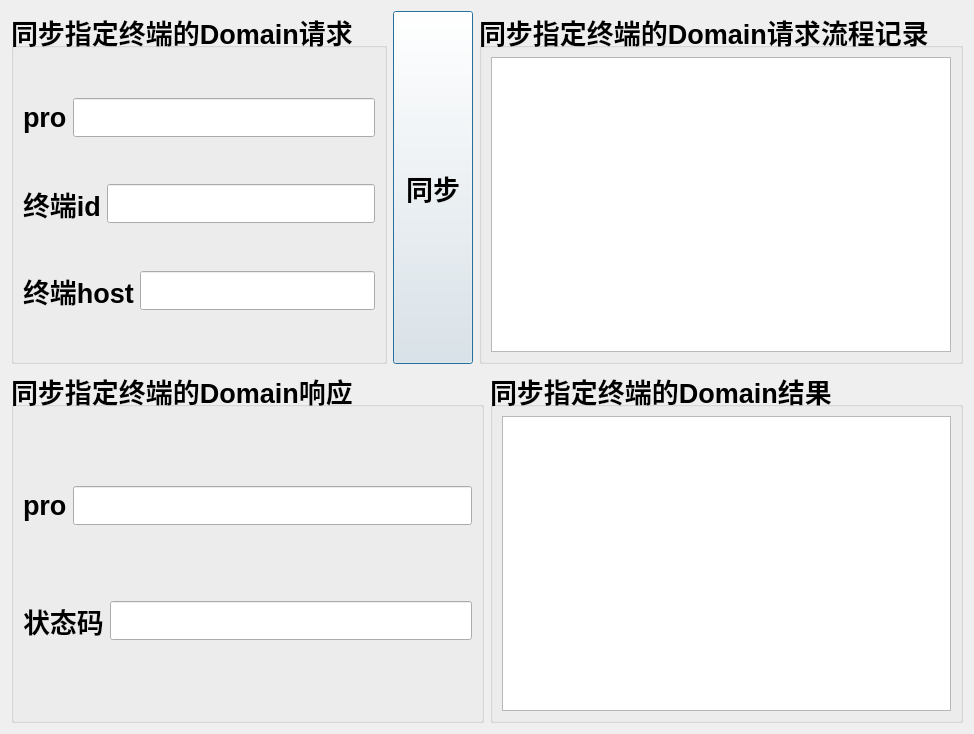
Before: the Qt Designer form syncspecmrdomain.ui in guoshijiang/IspdNewCalibrator, drawn with Qt 5.
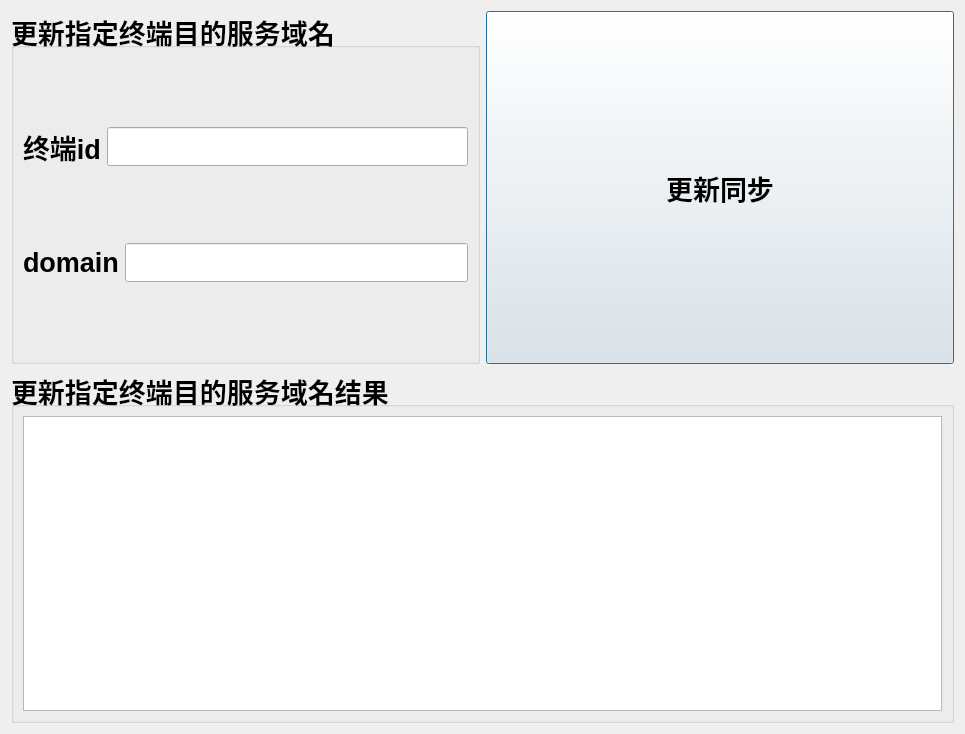
After: the same form once the commit is applied.

Diff of the .ui file:
```diff
--- a/syncspecmrdomain.ui
+++ b/syncspecmrdomain.ui
@@ -26,23 +26,9 @@
         </font>
        </property>
        <property name="title">
-        <string>同步指定终端的Domain请求</string>
+        <string>更新指定终端目的服务域名   </string>
        </property>
        <layout class="QVBoxLayout" name="verticalLayout_2">
-        <item>
-         <layout class="QHBoxLayout" name="horizontalLayout_3">
-          <item>
-           <widget class="QLabel" name="label">
-            <property name="text">
-             <string>pro</string>
-            </property>
-           </widget>
-          </item>
-          <item>
-           <widget class="QLineEdit" name="lineEdit_req_pro"/>
-          </item>
-         </layout>
-        </item>
         <item>
          <layout class="QHBoxLayout" name="horizontalLayout_7">
           <item>
@@ -62,7 +48,7 @@
           <item>
            <widget class="QLabel" name="label_req_host">
             <property name="text">
-             <string>终端host</string>
+             <string>domain</string>
             </property>
            </widget>
           </item>
@@ -90,85 +76,14 @@
         </font>
        </property>
        <property name="text">
-        <string>同步</string>
+        <string>更新同步</string>
        </property>
       </widget>
      </item>
-     <item>
-      <widget class="QGroupBox" name="groupBox_2">
-       <property name="font">
-        <font>
-         <pointsize>20</pointsize>
-         <weight>75</weight>
-         <bold>true</bold>
-        </font>
-       </property>
-       <property name="title">
-        <string>同步指定终端的Domain请求流程记录</string>
-       </property>
-       <layout class="QVBoxLayout" name="verticalLayout_5">
-        <item>
-         <widget class="QTextEdit" name="textEdit_log">
-          <property name="font">
-           <font>
-            <pointsize>12</pointsize>
-            <weight>50</weight>
-            <bold>false</bold>
-           </font>
-          </property>
-         </widget>
-        </item>
-       </layout>
-      </widget>
-     </item>
     </layout>
    </item>
    <item>
     <layout class="QHBoxLayout" name="horizontalLayout_2">
-     <item>
-      <widget class="QGroupBox" name="groupBox_3">
-       <property name="font">
-        <font>
-         <pointsize>20</pointsize>
-         <weight>75</weight>
-         <bold>true</bold>
-        </font>
-       </property>
-       <property name="title">
-        <string>同步指定终端的Domain响应</string>
-       </property>
-       <layout class="QVBoxLayout" name="verticalLayout_3">
-        <item>
-         <layout class="QHBoxLayout" name="horizontalLayout_5">
-          <item>
-           <widget class="QLabel" name="label_3">
-            <property name="text">
-             <string>pro</string>
-            </property>
-           </widget>
-          </item>
-          <item>
-           <widget class="QLineEdit" name="lineEdit_rep_pro"/>
-          </item>
-         </layout>
-        </item>
-        <item>
-         <layout class="QHBoxLayout" name="horizontalLayout_6">
-          <item>
-           <widget class="QLabel" name="label_4">
-            <property name="text">
-             <string>状态码</string>
-            </property>
-           </widget>
-          </item>
-          <item>
-           <widget class="QLineEdit" name="lineEdit_rep_status"/>
-          </item>
-         </layout>
-        </item>
-       </layout>
-      </widget>
-     </item>
      <item>
       <widget class="QGroupBox" name="groupBox_4">
        <property name="font">
@@ -179,7 +94,7 @@
         </font>
        </property>
        <property name="title">
-        <string>同步指定终端的Domain结果</string>
+        <string>更新指定终端目的服务域名结果</string>
        </property>
        <layout class="QVBoxLayout" name="verticalLayout_4">
         <item>
```
